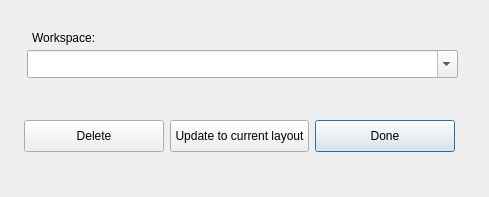
towhee/Winnow64, file Dialogs/workspacedlg.ui: the form before one commit.
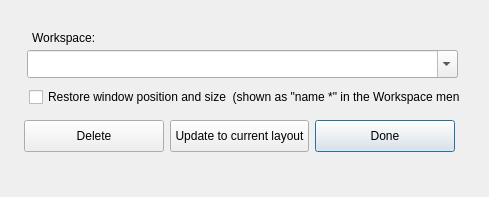
The form after the commit.

What changed in the file:
```diff
--- a/Dialogs/workspacedlg.ui
+++ b/Dialogs/workspacedlg.ui
@@ -47,6 +47,22 @@
     </size>
    </property>
   </widget>
+  <widget class="QCheckBox" name="geometryCB">
+   <property name="geometry">
+    <rect>
+     <x>29</x>
+     <y>86</y>
+     <width>431</width>
+     <height>22</height>
+    </rect>
+   </property>
+   <property name="toolTip">
+    <string>When checked the workspace also restores the Winnow window position and size, and such a workspace is flagged with an asterisk in the Workspace menu.  When unchecked only the panel layout and view settings are restored and the window is left where it is.</string>
+   </property>
+   <property name="text">
+    <string>Restore window position and size  (shown as &quot;name *&quot; in the Workspace menu)</string>
+   </property>
+  </widget>
   <widget class="QLabel" name="workspaceLbl">
    <property name="geometry">
     <rect>
```
